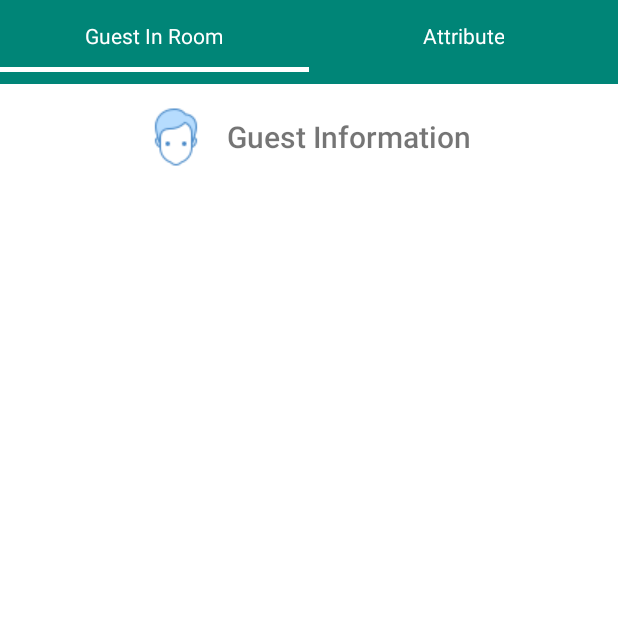
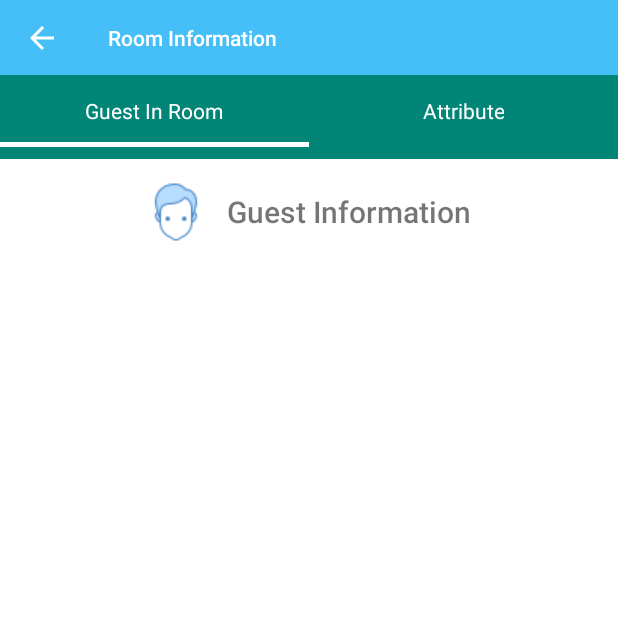
Before and after one commit to nhphuong96/my-room, an Android app: the RoomDetailActivity screen opened directly, with no data from a screen before it, on a phone screen of 412 x 824 dp, the top half of it. Run offline under Robolectric (Android 15) with nearby library versions, the phone set to English and light mode, and no system bars.

Commit message:
Adapt toolBar for all activities

```diff
--- a/app/src/main/java/com/myroom/activity/CreateRoomActivity.java
+++ b/app/src/main/java/com/myroom/activity/CreateRoomActivity.java
@@ -45,7 +45,7 @@ public class CreateRoomActivity extends AppCompatActivity {
         btnSubmit.setOnClickListener(btnSubmitClickedListener());
     }
 
-    protected void initializeToolbar() {
+    private void initializeToolbar() {
         setSupportActionBar((Toolbar)findViewById(R.id.toolbar));
         ActionBar actionBar = getSupportActionBar();
         actionBar.setDisplayHomeAsUpEnabled(true);
--- a/app/src/main/java/com/myroom/activity/RoomDetailActivity.java
+++ b/app/src/main/java/com/myroom/activity/RoomDetailActivity.java
@@ -2,9 +2,9 @@ package com.myroom.activity;
 
 import android.content.Intent;
 import android.os.Bundle;
-import android.os.PersistableBundle;
 import android.support.design.widget.TabLayout;
 import android.support.v4.view.ViewPager;
+import android.support.v7.app.ActionBar;
 import android.support.v7.app.AppCompatActivity;
 import android.support.v7.widget.Toolbar;
 import android.view.MenuItem;
@@ -23,6 +23,7 @@ public class RoomDetailActivity extends AppCompatActivity {
     public void onCreate(Bundle savedInstanceState) {
         super.onCreate(savedInstanceState);
         setContentView(R.layout.activity_room_detail);
+        initializeToolbar();
         getExtraInputs();
         tabLayout = findViewById(R.id.tablayout);
         viewPager = findViewById(R.id.pager);
@@ -49,6 +50,13 @@ public class RoomDetailActivity extends AppCompatActivity {
         });
     }
 
+    private void initializeToolbar() {
+        setSupportActionBar((Toolbar)findViewById(R.id.toolbar));
+        ActionBar actionBar = getSupportActionBar();
+        actionBar.setDisplayHomeAsUpEnabled(true);
+        actionBar.setTitle("Room Information");
+    }
+
     private void getExtraInputs() {
         Intent intent = getIntent();
         Long roomId = intent.getLongExtra("roomId", -1L);
--- a/app/src/main/res/layout/activity_room_detail.xml
+++ b/app/src/main/res/layout/activity_room_detail.xml
@@ -5,6 +5,9 @@
     xmlns:app="http://schemas.android.com/apk/res-auto"
     android:orientation="vertical"
     android:gravity="center">
+
+    <include layout="@layout/toolbar"
+        android:id="@+id/toolbar"/>
 
     <android.support.design.widget.TabLayout
         android:id="@+id/tablayout"
```
Also changed, not shown: app/src/main/java/com/myroom/activity/GeneralSettingActivity.java (+10 -0 lines).
